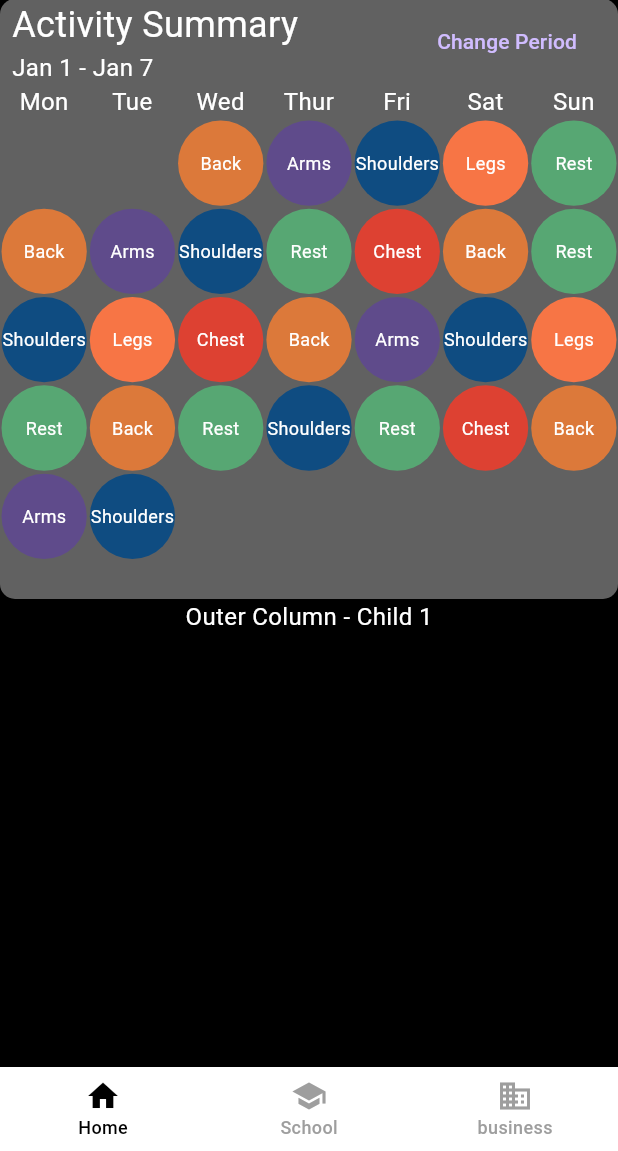
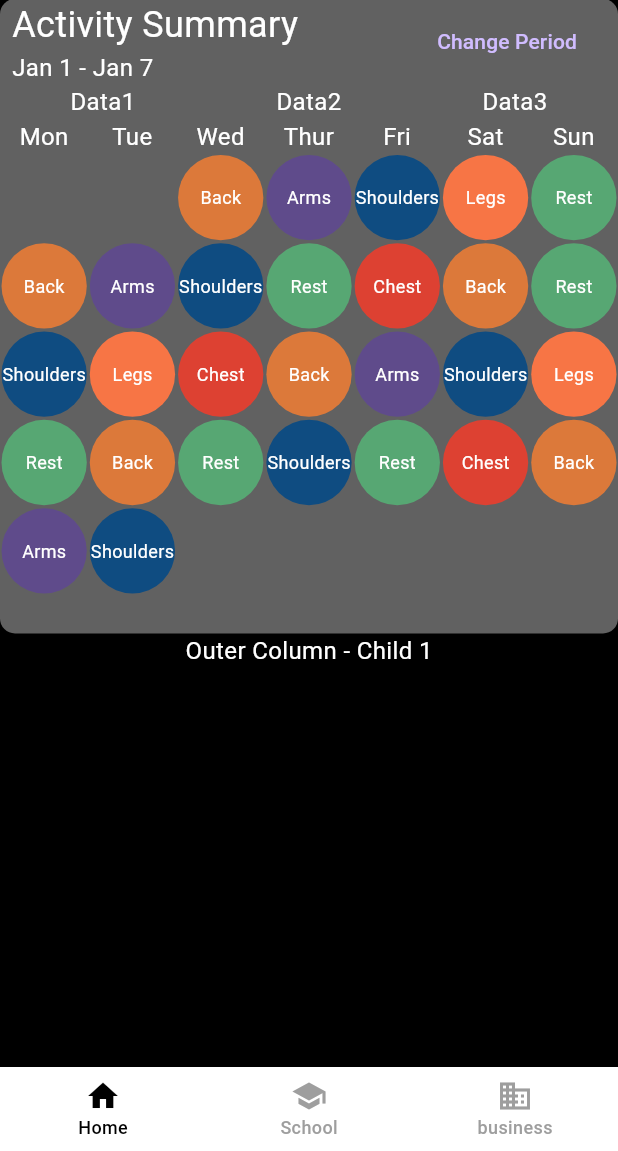
Before and after one commit to spchung/gird_tracker, a Flutter app: the screen it shows after launch, on a phone screen of 412 x 824 dp, the part 85-1236 px from its top. Run offline on Flutter 3.47's test engine with Material 3 defaults, Android fonts, the phone set to English and light mode, and no system bars; our stand-ins replace get_it, go_router, watch_it.

Commit message:
feat: pre backend

```diff
--- a/lib/view/gird_tracker.dart
+++ b/lib/view/gird_tracker.dart
@@ -49,7 +49,6 @@ class _GridTrackerViewState extends State<GridTrackerView> {
 
   @override
   Widget build(BuildContext context){
-
     return FutureBuilder<List<LoggedWorkout>>(
       future: _workoutData,
       builder: (context, snapshot) {
@@ -77,20 +76,6 @@ class _GridTrackerViewState extends State<GridTrackerView> {
           ],
         );
       }
-      // child: Column(
-      //   mainAxisAlignment: MainAxisAlignment.start,
-      //   crossAxisAlignment: CrossAxisAlignment.center,
-      //   children: [
-      //     Material(
-      //       borderRadius: BorderRadius.circular(10),
-      //       elevation: 2,
-      //       color: Colors.grey[700],
-      //       child: WrokoutStatGrid(data: data)
-      //     ),
-      //     Text('Outer Column - Child 1'),
-      //     SizedBox(height: 20),
-      //   ],
-      // ),
     );
   }
 }
@@ -118,14 +103,8 @@ class WrokoutStatGrid extends StatelessWidget {
                 child: Column(
                   crossAxisAlignment: CrossAxisAlignment.start,
                   children: [
-                    Text(
-                      'Activity Summary',
-                      style: mainTheme.textTheme.bodyLarge,
-                    ),
-                    Text(
-                      'Jan 1 - Jan 7',
-                      style: mainTheme.textTheme.bodyMedium,
-                    ),
+                    Text('Activity Summary', style: mainTheme.textTheme.bodyLarge,),
+                    Text('Jan 1 - Jan 7',style: mainTheme.textTheme.bodyMedium,),
                   ],
                 ),
               ),
@@ -139,9 +118,12 @@ class WrokoutStatGrid extends StatelessWidget {
             ],
           ),
         ),
-        Row(
+        // Data Dash
+        const Row(
           children: [
-
+            Expanded(child:Text("Data1", textAlign: TextAlign.center,)),
+            Expanded(child:Text("Data2", textAlign: TextAlign.center,)),
+            Expanded(child:Text("Data3", textAlign: TextAlign.center,)),
           ],
         ),
         // headers
```
